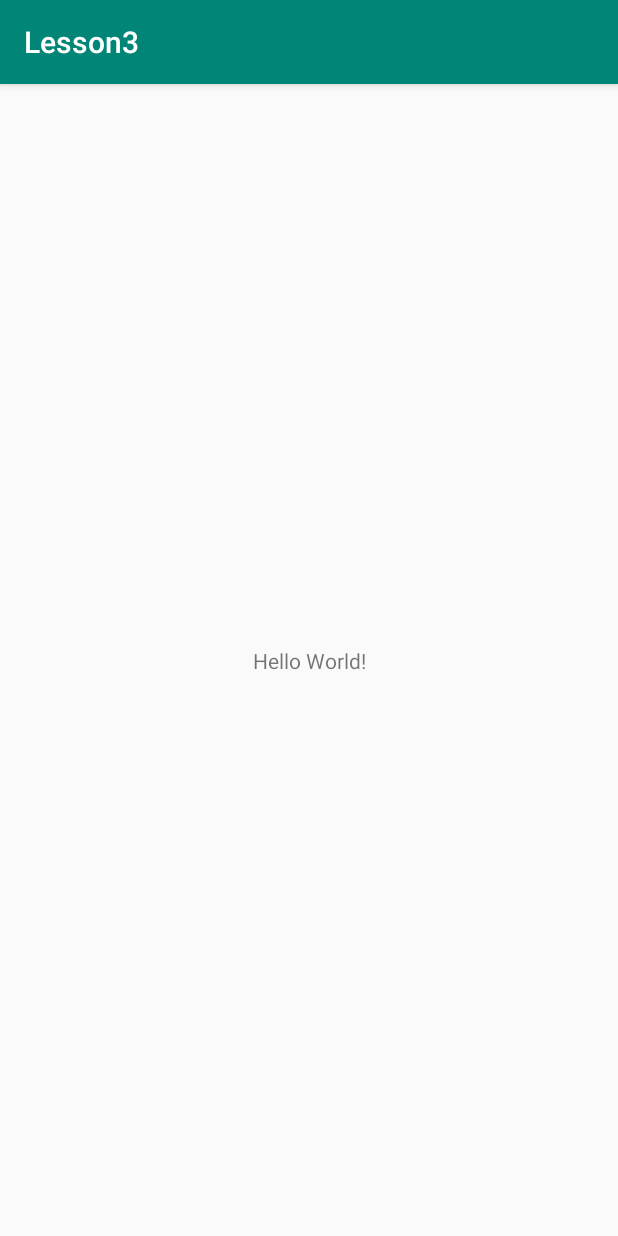
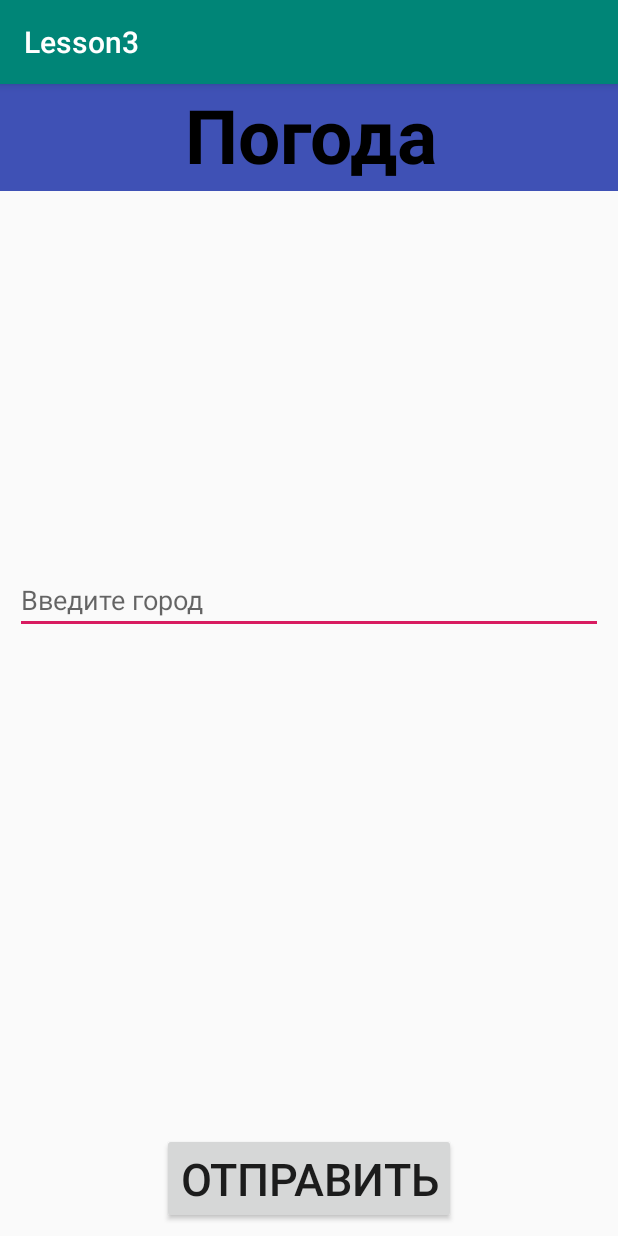
Before and after one commit to BiohazardWarning/AndroidLesson3, an Android app: the screen it shows after launch (MainActivity), on a phone screen of 412 x 824 dp. Run offline under Robolectric (Android 15) with nearby library versions, the phone set to English and light mode, and no system bars; 1 statement that could not run was skipped.

```diff
--- a/app/src/main/AndroidManifest.xml
+++ b/app/src/main/AndroidManifest.xml
@@ -12,6 +12,7 @@
         android:roundIcon="@mipmap/ic_launcher_round"
         android:supportsRtl="true"
         android:theme="@style/AppTheme">
+        <activity android:name=".SecondActivity"></activity>
         <activity android:name=".MainActivity">
             <intent-filter>
                 <action android:name="android.intent.action.MAIN" />
--- a/app/src/main/java/ru/geekbrains/lesson3/MainActivity.java
+++ b/app/src/main/java/ru/geekbrains/lesson3/MainActivity.java
@@ -2,13 +2,85 @@ package ru.geekbrains.lesson3;
 
 import androidx.appcompat.app.AppCompatActivity;
 
+import android.content.Intent;
 import android.os.Bundle;
+import android.util.Log;
+import android.view.View;
+import android.widget.Button;
+import android.widget.EditText;
+import android.widget.Toast;
 
-public class MainActivity extends AppCompatActivity {
+public class MainActivity extends AppCompatActivity{
+
+    private Button toSecondActivity;
+    private EditText enterCity;
+    public static String keyCity = "keyCity";
 
     @Override
     protected void onCreate(Bundle savedInstanceState) {
         super.onCreate(savedInstanceState);
         setContentView(R.layout.activity_main);
+        setOnClickButNextActivity();
+        Toast.makeText(getApplicationContext(), "MainActivity onCreate()", Toast.LENGTH_SHORT).show();
+        Log.i("LifeCycle", "MainActivity onCreate()");
+        setWeather();
+    }
+
+    @Override
+    protected void onStart() {
+        super.onStart();
+        Toast.makeText(getApplicationContext(), "MainActivity onStart()", Toast.LENGTH_SHORT).show();
+        Log.i("LifeCycle", "MainActivity onStart()");
+    }
+
+    @Override
+    protected void onRestart() {
+        super.onRestart();
+        Toast.makeText(getApplicationContext(), "MainActivity onRestart()", Toast.LENGTH_SHORT).show();
+        Log.i("LifeCycle", "MainActivity onRestart()");
+    }
+
+    @Override
+    protected void onPause() {
+        super.onPause();
+        Toast.makeText(getApplicationContext(), "MainActivity onPause()", Toast.LENGTH_SHORT).show();
+        Log.i("LifeCycle", "MainActivity onPause()");
+    }
+
+    @Override
+    protected void onResume() {
+        super.onResume();
+        Toast.makeText(getApplicationContext(), "MainActivity onCreate()", Toast.LENGTH_SHORT).show();
+        Log.i("LifeCycle", "MainActivity onCreate()");
+    }
+
+    @Override
+    protected void onStop() {
+        super.onStop();
+        Toast.makeText(getApplicationContext(), "MainActivity onStop()", Toast.LENGTH_SHORT).show();
+        Log.i("LifeCycle", "MainActivity onStop()");
+    }
+
+    @Override
+    protected void onDestroy() {
+        super.onDestroy();
+        Toast.makeText(getApplicationContext(), "MainActivity onDestroy()", Toast.LENGTH_SHORT).show();
+        Log.i("LifeCycle", "MainActivity onDestroy()");
+    }
+
+    private void setOnClickButNextActivity() {
+        toSecondActivity.setOnClickListener(new View.OnClickListener() {
+            @Override
+            public void onClick(View view) {
+                Intent intent = new Intent(MainActivity.this, SecondActivity.class);
+                String cityString = enterCity.getText().toString();
+                intent.putExtra(keyCity, cityString);
+            }
+        });
+    }
+
+    private void setWeather() {
+        enterCity = findViewById(R.id.enterCity);
+        toSecondActivity = findViewById(R.id.butNextActivity);
     }
 }
--- a/app/src/main/res/layout/activity_main.xml
+++ b/app/src/main/res/layout/activity_main.xml
@@ -7,12 +7,47 @@
     tools:context=".MainActivity">
 
     <TextView
-        android:layout_width="wrap_content"
-        android:layout_height="wrap_content"
-        android:text="Hello World!"
-        app:layout_constraintBottom_toBottomOf="parent"
+        android:id="@+id/weather"
+        android:layout_width="416dp"
+        android:layout_height="71dp"
+        android:background="#3F51B5"
+        android:text="@string/weather"
+        android:textAlignment="center"
+        android:textColor="#000000"
+        android:textSize="50sp"
+        android:textStyle="bold"
         app:layout_constraintLeft_toLeftOf="parent"
         app:layout_constraintRight_toRightOf="parent"
         app:layout_constraintTop_toTopOf="parent" />
 
+    <EditText
+        android:id="@+id/enterCity"
+        android:layout_width="match_parent"
+        android:layout_height="wrap_content"
+        android:layout_marginStart="10dp"
+        android:layout_marginTop="120dp"
+        android:layout_marginEnd="10dp"
+        android:layout_marginBottom="8dp"
+        android:hint="@string/enter_city"
+        android:inputType="text"
+        app:layout_constraintBottom_toTopOf="@+id/butNextActivity"
+        app:layout_constraintEnd_toEndOf="parent"
+        app:layout_constraintHorizontal_bias="1.0"
+        app:layout_constraintStart_toStartOf="parent"
+        app:layout_constraintTop_toTopOf="parent"
+        app:layout_constraintVertical_bias="0.383" />
+
+    <Button
+        android:id="@+id/butNextActivity"
+        android:layout_width="wrap_content"
+        android:layout_height="wrap_content"
+        android:layout_marginStart="8dp"
+        android:layout_marginEnd="8dp"
+        android:layout_marginBottom="8dp"
+        android:text="@string/next_activity"
+        android:textSize="30sp"
+        app:layout_constraintBottom_toBottomOf="parent"
+        app:layout_constraintEnd_toEndOf="parent"
+        app:layout_constraintStart_toStartOf="parent" />
+
 </androidx.constraintlayout.widget.ConstraintLayout>
--- a/app/src/main/res/values/strings.xml
+++ b/app/src/main/res/values/strings.xml
@@ -1,3 +1,11 @@
 <resources>
     <string name="app_name">Lesson3</string>
+    <string name="weather">Погода</string>
+    <string name="textview">TextView</string>
+    <string name="next_activity">Отправить</string>
+    <string name="second_activity">Second activity</string>
+    <string name="wclear">Ясно</string>
+    <string name="city">Город</string>
+    <string name="temperature">40 градусов</string>
+    <string name="enter_city">Введите город</string>
 </resources>
```
Also changed, not shown: app/src/main/java/ru/geekbrains/lesson3/SecondActivity.java (added, +95 -0 lines), app/src/main/java/ru/geekbrains/lesson3/Weather.java (added, +17 -0 lines), app/src/main/java/ru/geekbrains/lesson3/WeatherString.java (added, +7 -0 lines), app/src/main/res/layout/activity_second.xml (added, +26 -0 lines), 1 other file.
